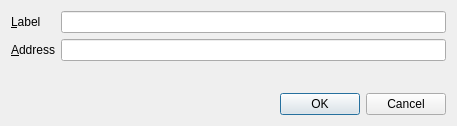
First picture: the form in src/qt/forms/editaddressdialog.ui, repository cryptofun/honey, before the edit.
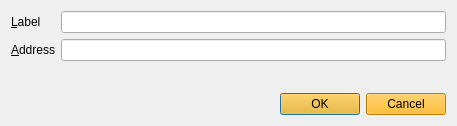
Second picture: the form after the edit.

What changed in the file:
```diff
--- a/src/qt/forms/editaddressdialog.ui
+++ b/src/qt/forms/editaddressdialog.ui
@@ -57,6 +57,9 @@
    </item>
    <item>
     <widget class="QDialogButtonBox" name="buttonBox">
+     <property name="styleSheet">
+      <string notr="true">background-color: rgb(255, 175, 0);</string>
+     </property>
      <property name="orientation">
       <enum>Qt::Horizontal</enum>
      </property>
```
